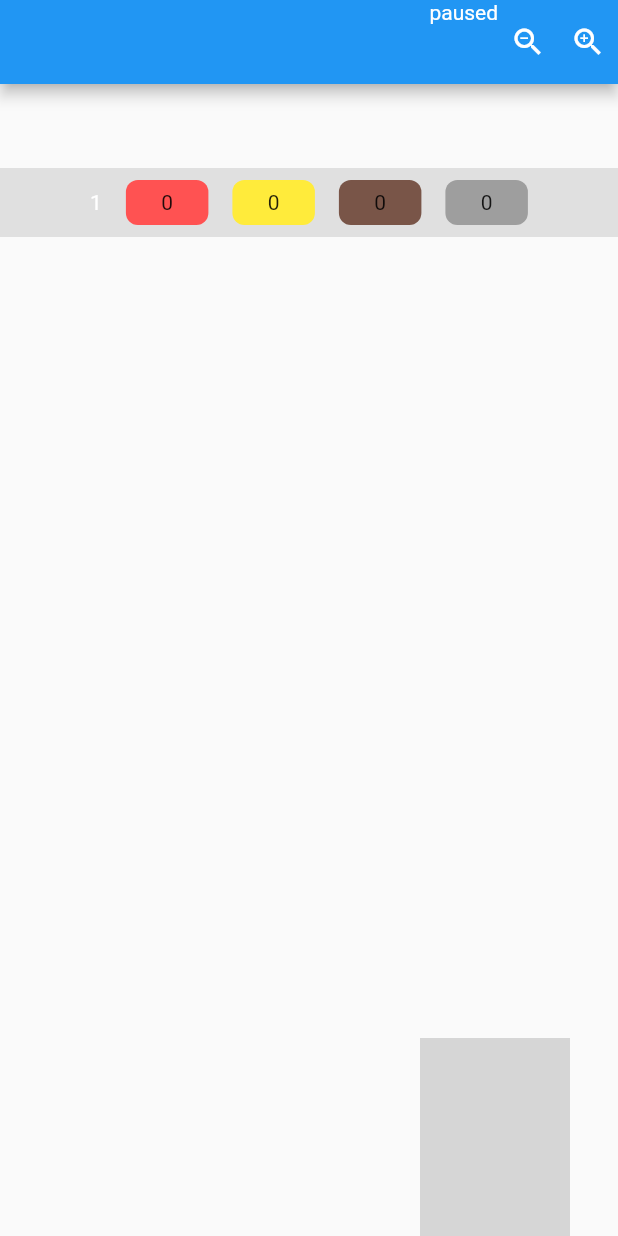
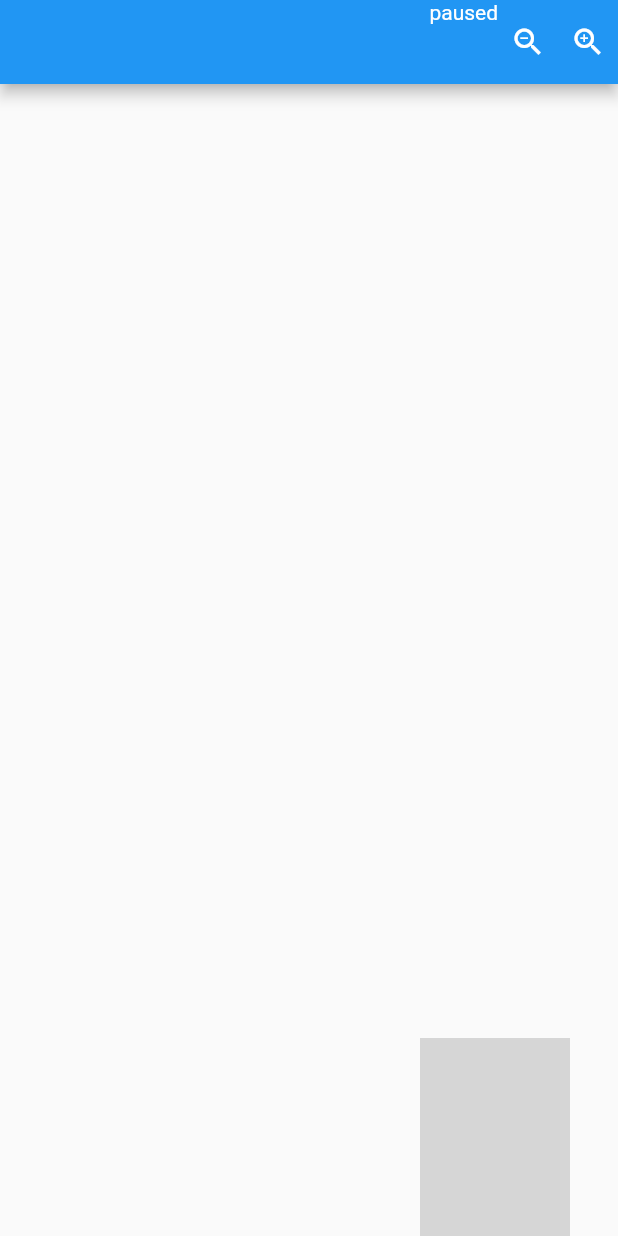
Before and after one commit to LappalainenMatias/flutter_isometric_ship_game, a Flutter app: the screen it shows after launch, on a phone screen of 412 x 824 dp. Run offline on Flutter 3.47's test engine with Material 2 defaults, Android fonts, the light colour scheme and no system bars; missing offline and left inert: fast_noise, flutter_joystick; grey boxes are pictures that could not be loaded.

Commit message:
Simplify the main method
Remove the additional features while improving map drawing

```diff
--- a/lib/main.dart
+++ b/lib/main.dart
@@ -17,10 +17,7 @@ void main() async {
   await SystemChrome.setPreferredOrientations(
     [DeviceOrientation.portraitUp],
   );
-  PlayerModel player = PlayerModel(15, const Point(10, 10));
-  player.actions = [Task.cutPlant];
-  player.inventoryAddTool(Tool.axe);
-  //List<Enemy> enemies = getEnemies(map, 0.002);
+  PlayerModel player = PlayerModel(15, const Point(50, -50));
   MapModel map = MapModel(player);
   CharacterManager characterManager = CharacterManager(map, player, [], 100);
   GameModel game = GameModel(map, characterManager);
@@ -72,10 +69,6 @@ class _MyHomePageState extends State<MyHomePage> {
           Align(
               alignment: Alignment.topCenter,
               child: Board(width: width, height: width)),
-          Align(
-            alignment: Alignment.topCenter,
-            child: ResourceWidget(player: game.map.player),
-          ),
           Align(
             alignment: Alignment.bottomRight,
             child: Padding(
```
